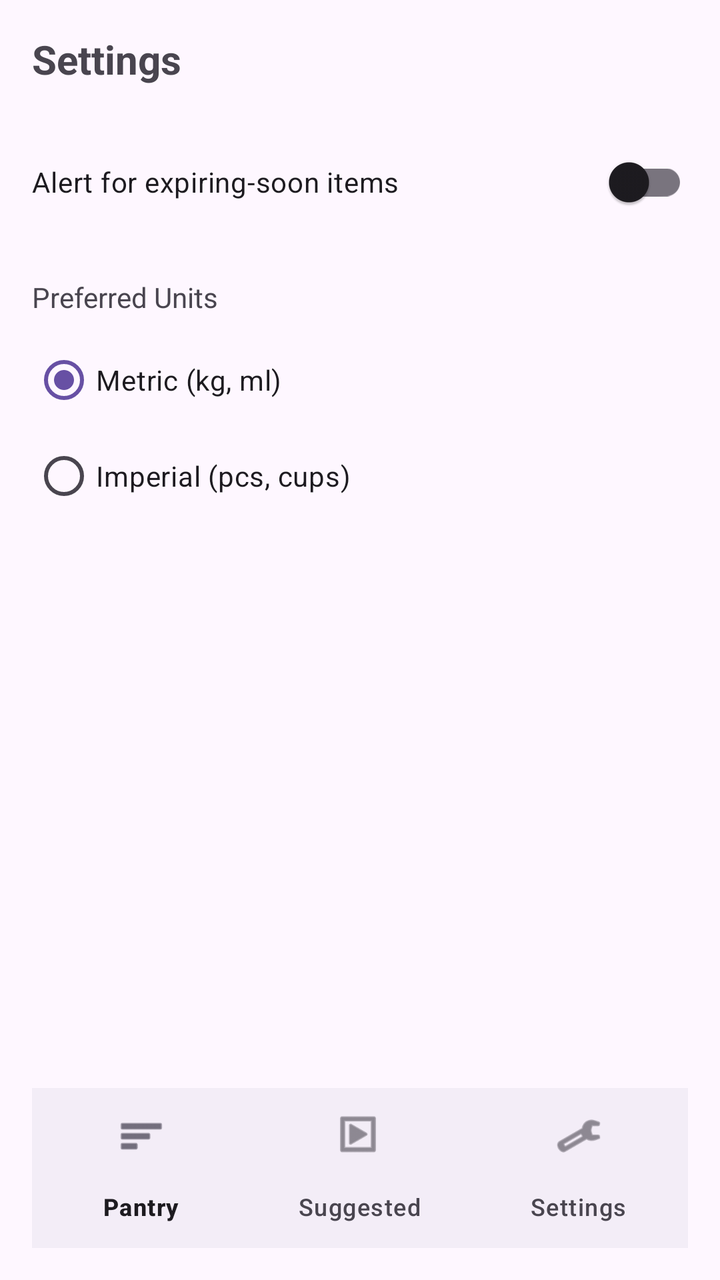
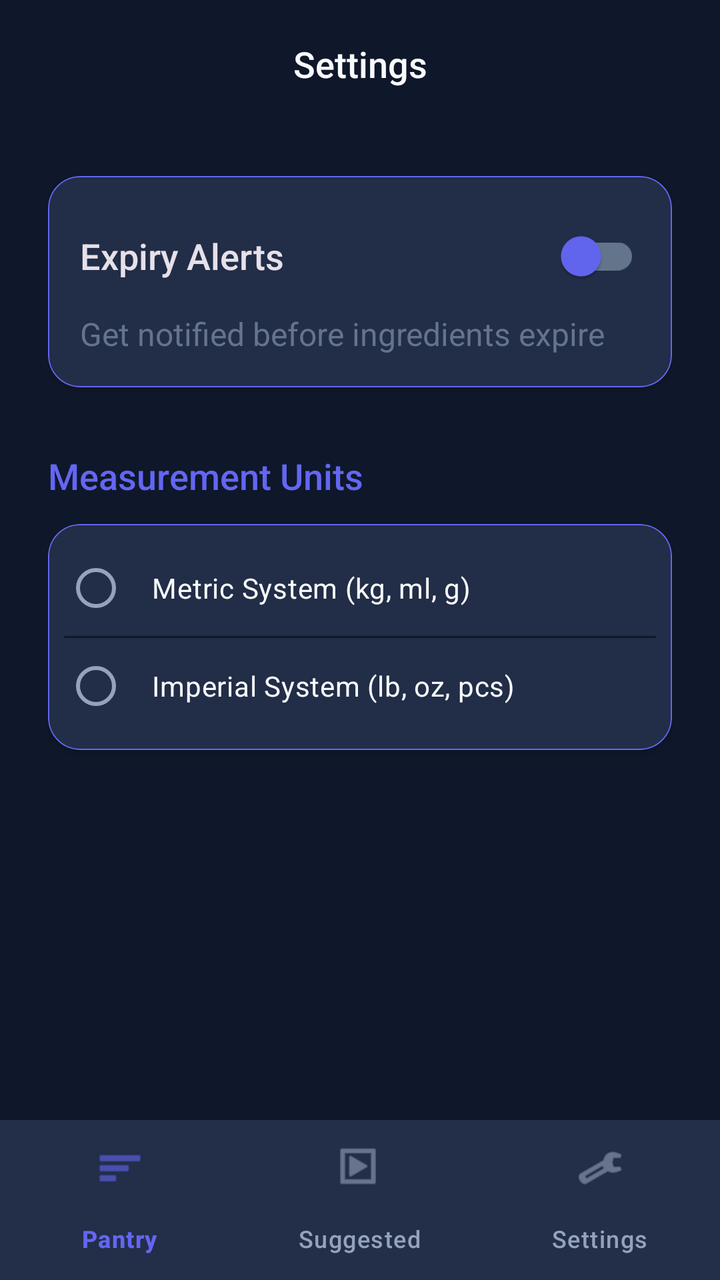

An Android layout rendered at two revisions. The XML below is the earlier revision; the diff shows what the commit changed to produce the second picture.
<!-- AndroidManifest.xml: application theme Theme.SmartPantryManager -->
<!-- res/layout/activity_settings.xml -->
<?xml version="1.0" encoding="utf-8"?>
<androidx.constraintlayout.widget.ConstraintLayout
    xmlns:android="http://schemas.android.com/apk/res/android"
    xmlns:app="http://schemas.android.com/apk/res-auto"
    android:layout_width="match_parent"
    android:layout_height="match_parent"
    android:padding="16dp">

    <TextView android:layout_width="match_parent" android:layout_height="wrap_content"
        android:text="Settings" android:textSize="20sp" android:textStyle="bold"
        android:id="@+id/titleSettings"
        app:layout_constraintTop_toTopOf="parent"/>

    <com.google.android.material.switchmaterial.SwitchMaterial
        android:id="@+id/switchExpiryAlert"
        android:layout_width="match_parent"
        android:layout_height="wrap_content"
        android:layout_marginTop="24dp"
        android:text="Alert for expiring-soon items"
        app:layout_constraintTop_toBottomOf="@id/titleSettings"/>

    <TextView android:id="@+id/txtUnits"
        android:layout_width="match_parent" android:layout_height="wrap_content"
        android:layout_marginTop="24dp"
        android:text="Preferred Units"
        app:layout_constraintTop_toBottomOf="@id/switchExpiryAlert"/>

    <RadioGroup android:id="@+id/radioUnits"
        android:layout_width="match_parent"
        android:layout_height="wrap_content"
        android:layout_marginTop="8dp"
        app:layout_constraintTop_toBottomOf="@id/txtUnits">
        <RadioButton android:id="@+id/radioMetric" android:layout_width="wrap_content" android:layout_height="wrap_content" android:text="Metric (kg, ml)" android:checked="true"/>
        <RadioButton android:id="@+id/radioImperial" android:layout_width="wrap_content" android:layout_height="wrap_content" android:text="Imperial (pcs, cups)"/>
    </RadioGroup>

    <com.google.android.material.bottomnavigation.BottomNavigationView
        android:id="@+id/bottomNav"
        android:layout_width="match_parent"
        android:layout_height="wrap_content"
        app:menu="@menu/bottom_nav_menu"
        app:layout_constraintBottom_toBottomOf="parent"/>

</androidx.constraintlayout.widget.ConstraintLayout>
<!-- resources referenced by this layout -->
<resources>
  <style name="Theme.SmartPantryManager" parent="Base.Theme.SmartPantryManager" />
  <style name="Base.Theme.SmartPantryManager" parent="Theme.Material3.DayNight.NoActionBar">
          
          
      </style>
</resources>

<!-- the commit's change to res/layout/activity_settings.xml (unified diff, before → after) -->
@@ -1,44 +1,118 @@
 <?xml version="1.0" encoding="utf-8"?>
-<androidx.constraintlayout.widget.ConstraintLayout
+<androidx.coordinatorlayout.widget.CoordinatorLayout
     xmlns:android="http://schemas.android.com/apk/res/android"
     xmlns:app="http://schemas.android.com/apk/res-auto"
     android:layout_width="match_parent"
     android:layout_height="match_parent"
-    android:padding="16dp">
+    android:background="@color/bg_deep_slate">
 
-    <TextView android:layout_width="match_parent" android:layout_height="wrap_content"
-        android:text="Settings" android:textSize="20sp" android:textStyle="bold"
-        android:id="@+id/titleSettings"
-        app:layout_constraintTop_toTopOf="parent"/>
-
-    <com.google.android.material.switchmaterial.SwitchMaterial
-        android:id="@+id/switchExpiryAlert"
+    <com.google.android.material.appbar.AppBarLayout
         android:layout_width="match_parent"
         android:layout_height="wrap_content"
-        android:layout_marginTop="24dp"
-        android:text="Alert for expiring-soon items"
-        app:layout_constraintTop_toBottomOf="@id/titleSettings"/>
+        android:background="@color/bg_deep_slate"
+        app:elevation="0dp">
 
-    <TextView android:id="@+id/txtUnits"
-        android:layout_width="match_parent" android:layout_height="wrap_content"
-        android:layout_marginTop="24dp"
-        android:text="Preferred Units"
-        app:layout_constraintTop_toBottomOf="@id/switchExpiryAlert"/>
+        <com.google.android.material.appbar.MaterialToolbar
+            android:id="@+id/toolbarSettings"
+            android:layout_width="match_parent"
+            android:layout_height="?attr/actionBarSize"
+            app:title="Settings"
+            app:titleCentered="true"
+            app:titleTextAppearance="@style/AppTitleMedium" />
+    </com.google.android.material.appbar.AppBarLayout>
 
-    <RadioGroup android:id="@+id/radioUnits"
+    <androidx.constraintlayout.widget.ConstraintLayout
         android:layout_width="match_parent"
-        android:layout_height="wrap_content"
-        android:layout_marginTop="8dp"
-        app:layout_constraintTop_toBottomOf="@id/txtUnits">
-        <RadioButton android:id="@+id/radioMetric" android:layout_width="wrap_content" android:layout_height="wrap_content" android:text="Metric (kg, ml)" android:checked="true"/>
-        <RadioButton android:id="@+id/radioImperial" android:layout_width="wrap_content" android:layout_height="wrap_content" android:text="Imperial (pcs, cups)"/>
-    </RadioGroup>
+        android:layout_height="match_parent"
+        app:layout_behavior="@string/appbar_scrolling_view_behavior"
+        android:padding="24dp">
+
+        <com.google.android.material.card.MaterialCardView
+            android:id="@+id/cardExpiry"
+            android:layout_width="match_parent"
+            android:layout_height="wrap_content"
+            app:layout_constraintTop_toTopOf="parent">
+
+            <LinearLayout
+                android:layout_width="match_parent"
+                android:layout_height="wrap_content"
+                android:orientation="vertical"
+                android:padding="16dp">
+
+                <com.google.android.material.switchmaterial.SwitchMaterial
+                    android:id="@+id/switchExpiryAlert"
+                    android:layout_width="match_parent"
+                    android:layout_height="wrap_content"
+                    android:text="Expiry Alerts"
+                    android:textAppearance="@style/AppTitleMedium"
+                    app:thumbTint="@color/accent_indigo"
+                    app:trackTint="@color/text_low_contrast" />
+
+                <TextView
+                    android:layout_width="match_parent"
+                    android:layout_height="wrap_content"
+                    android:layout_marginTop="4dp"
+                    android:text="Get notified before ingredients expire"
+                    android:textAppearance="@style/AppBodyLarge"
+                    android:textColor="@color/text_low_contrast" />
+            </LinearLayout>
+        </com.google.android.material.card.MaterialCardView>
+
+        <TextView
+            android:id="@+id/txtUnitsTitle"
+            android:layout_width="match_parent"
+            android:layout_height="wrap_content"
+            android:layout_marginTop="32dp"
+            android:text="Measurement Units"
+            android:textAppearance="@style/AppTitleMedium"
+            android:textColor="@color/accent_indigo"
+            app:layout_constraintTop_toBottomOf="@id/cardExpiry" />
+
+        <com.google.android.material.card.MaterialCardView
+            android:layout_width="match_parent"
+            android:layout_height="wrap_content"
+            android:layout_marginTop="12dp"
+            app:layout_constraintTop_toBottomOf="@id/txtUnitsTitle">
+
+            <RadioGroup
+                android:id="@+id/radioUnits"
+                android:layout_width="match_parent"
+                android:layout_height="wrap_content"
+                android:padding="8dp">
+
+                <RadioButton
+                    android:id="@+id/radioMetric"
+                    android:layout_width="match_parent"
+                    android:layout_height="wrap_content"
+                    android:padding="12dp"
+                    android:text="Metric System (kg, ml, g)"
+                    android:buttonTint="@color/accent_indigo"
+                    android:textColor="@color/text_high_contrast" />
+
+                <View
+                    android:layout_width="match_parent"
+                    android:layout_height="1dp"
+                    android:background="@color/bg_deep_slate" />
+
+                <RadioButton
+                    android:id="@+id/radioImperial"
+                    android:layout_width="match_parent"
+                    android:layout_height="wrap_content"
+                    android:padding="12dp"
+                    android:text="Imperial System (lb, oz, pcs)"
+                    android:buttonTint="@color/accent_indigo"
+                    android:textColor="@color/text_high_contrast" />
+            </RadioGroup>
+        </com.google.android.material.card.MaterialCardView>
+
+    </androidx.constraintlayout.widget.ConstraintLayout>
 
     <com.google.android.material.bottomnavigation.BottomNavigationView
         android:id="@+id/bottomNav"
         android:layout_width="match_parent"
         android:layout_height="wrap_content"
+        android:layout_gravity="bottom"
         app:menu="@menu/bottom_nav_menu"
-        app:layout_constraintBottom_toBottomOf="parent"/>
+        style="@style/AppBottomNavStyle" />
 
-</androidx.constraintlayout.widget.ConstraintLayout>
+</androidx.coordinatorlayout.widget.CoordinatorLayout>
<!-- resource entries referenced after the edit -->
@@ -1,9 +1,81 @@
 <!-- resources referenced by this layout -->
 <resources>
+  <color name="accent_indigo">#6366F1</color>
+  <color name="bg_deep_slate">#0F172A</color>
+  <color name="text_high_contrast">#F8FAFC</color>
+  <color name="text_low_contrast">#64748B</color>
+  <style name="AppBodyLarge">
+          <item name="android:textColor">@color/text_medium_contrast</item>
+          <item name="android:textSize">16sp</item>
+      </style>
+  <style name="AppBottomNavStyle" parent="Widget.Material3.BottomNavigationView">
+          <item name="backgroundTint">@color/surface_soft_charcoal</item>
+          <item name="itemIconTint">@color/nav_item_tint</item>
+          <item name="itemTextColor">@color/nav_item_tint</item>
+          <item name="itemRippleColor">@color/accent_indigo</item>
+      </style>
+  <style name="AppTitleMedium">
+          <item name="android:textColor">@color/text_high_contrast</item>
+          <item name="android:textSize">18sp</item>
+          <item name="android:fontFamily">sans-serif-medium</item>
+      </style>
   <style name="Theme.SmartPantryManager" parent="Base.Theme.SmartPantryManager" />
-  <style name="Base.Theme.SmartPantryManager" parent="Theme.Material3.DayNight.NoActionBar">
+  <color name="text_medium_contrast">#94A3B8</color>
+  <color name="surface_soft_charcoal">#1E293B</color>
+  <style name="Base.Theme.SmartPantryManager" parent="Theme.Material3.Dark.NoActionBar">
           
+          <item name="colorPrimary">@color/accent_indigo</item>
+          <item name="colorOnPrimary">@color/white</item>
+          <item name="colorPrimaryContainer">@color/accent_indigo_variant</item>
+          <item name="colorOnPrimaryContainer">@color/white</item>
+  
           
+          <item name="colorSecondary">@color/text_medium_contrast</item>
+          <item name="colorOnSecondary">@color/bg_deep_slate</item>
+  
+          
+          <item name="android:statusBarColor">@color/bg_deep_slate</item>
+          <item name="android:windowLightStatusBar">false</item>
+  
+          
+          <item name="android:windowBackground">@color/bg_deep_slate</item>
+          <item name="colorSurface">@color/surface_soft_charcoal</item>
+          <item name="colorOnSurface">@color/text_high_contrast</item>
+          <item name="colorSurfaceVariant">@color/surface_soft_charcoal</item>
+          <item name="colorOnSurfaceVariant">@color/text_medium_contrast</item>
+  
+          
+          <item name="textAppearanceHeadlineLarge">@style/AppHeadlineLarge</item>
+          <item name="textAppearanceTitleMedium">@style/AppTitleMedium</item>
+          <item name="textAppearanceBodyLarge">@style/AppBodyLarge</item>
+  
+          
+          <item name="materialCardViewStyle">@style/AppCardStyle</item>
+          <item name="textInputStyle">@style/AppTextInputStyle</item>
+          <item name="bottomNavigationStyle">@style/AppBottomNavStyle</item>
+      </style>
+  <color name="white">#FFFFFF</color>
+  <color name="accent_indigo_variant">#4F46E5</color>
+  <style name="AppHeadlineLarge">
+          <item name="android:textColor">@color/text_high_contrast</item>
+          <item name="android:textSize">32sp</item>
+          <item name="android:fontFamily">sans-serif-medium</item>
+      </style>
+  <style name="AppCardStyle" parent="Widget.Material3.CardView.Elevated">
+          <item name="cardBackgroundColor">@color/surface_soft_charcoal</item>
+          <item name="cardCornerRadius">16dp</item>
+          <item name="cardElevation">2dp</item>
+          <item name="strokeColor">@color/accent_indigo</item>
+          <item name="strokeWidth">0.5dp</item>
+      </style>
+  <style name="AppTextInputStyle" parent="Widget.Material3.TextInputLayout.OutlinedBox">
+          <item name="boxStrokeColor">@color/accent_indigo</item>
+          <item name="boxCornerRadiusTopStart">12dp</item>
+          <item name="boxCornerRadiusTopEnd">12dp</item>
+          <item name="boxCornerRadiusBottomStart">12dp</item>
+          <item name="boxCornerRadiusBottomEnd">12dp</item>
+          <item name="hintTextColor">@color/text_medium_contrast</item>
+          <item name="android:textColorHint">@color/text_low_contrast</item>
       </style>
 </resources>
 
